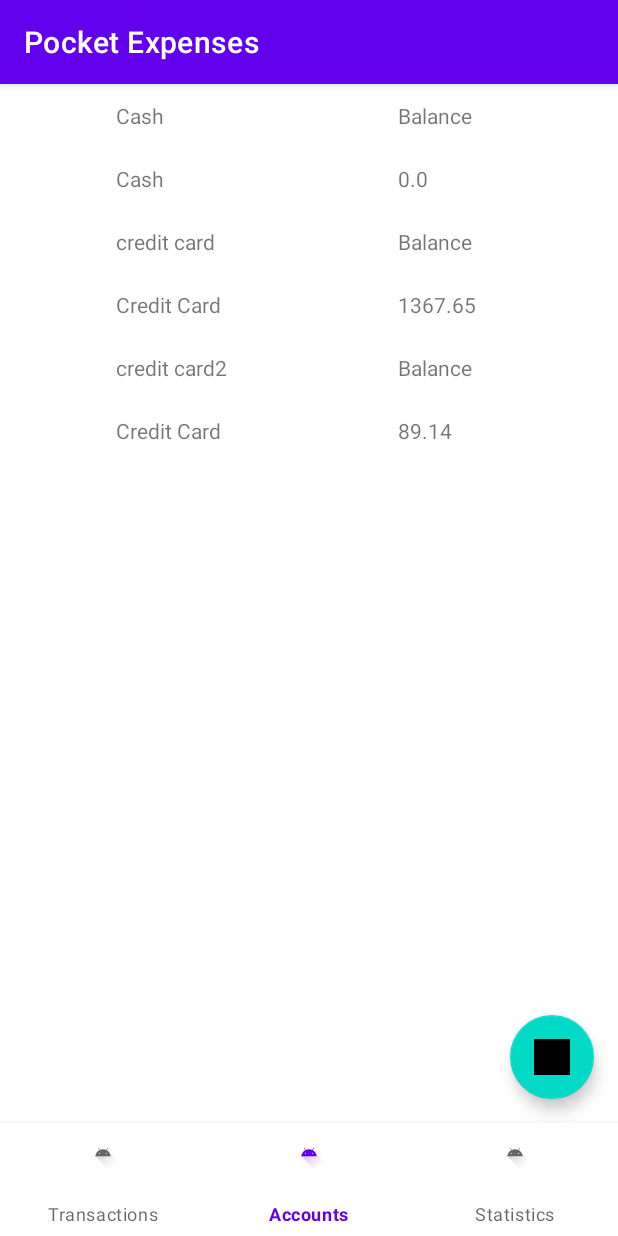
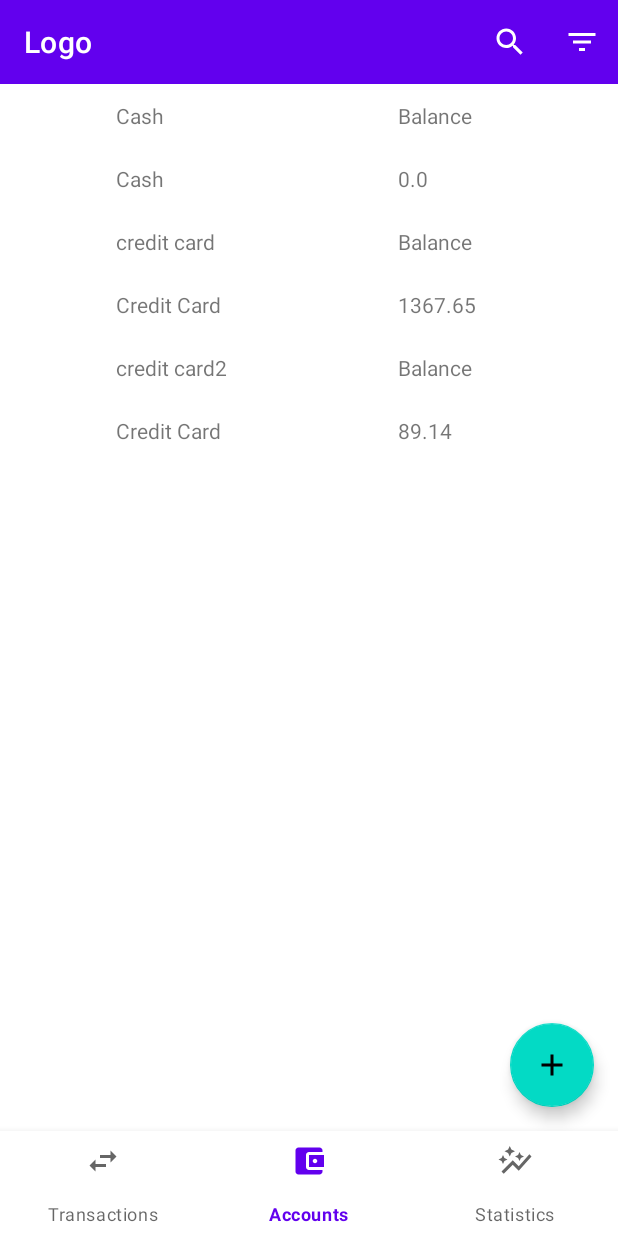
Before and after one commit to magopyan/Pocket-Finances, an Android app: the AccountsActivity screen opened directly, with no data from a screen before it, item 2 of the bottom bar chosen, on a phone screen of 412 x 824 dp. Run offline under Robolectric (Android 15) with nearby library versions, the phone set to English and light mode, and no system bars; our stand-ins replace Room's generated code.

Commit message:
Fixed layout issues; Added top navigation bar

```diff
--- a/Application/PocketExpenses/app/src/main/java/com/example/pocketexpenses/activities/AccountsActivity.java
+++ b/Application/PocketExpenses/app/src/main/java/com/example/pocketexpenses/activities/AccountsActivity.java
@@ -35,28 +35,7 @@ public class AccountsActivity extends AppCompatActivity {
         transaction.add(R.id.fragmentContainer, defaultFragment, "Transactions");
         transaction.commit();
 
-//        binding.bottomNavigationView.setOnItemSelectedListener(item -> {
-//            switch (item.getItemId()) {
-//                case R.id.bottomnav_transactions:
-//                    TransactionsListFragment transactionsFragment = TransactionsListFragment.newInstance();
-//                    transaction.replace(R.id.fragmentContainer, transactionsFragment, "Transactions");
-//                    transaction.commit();
-//                    break;
-//                case R.id.bottomnav_accounts:
-//                    AccountsListFragment accountsFragment = AccountsListFragment.newInstance();
-//                    transaction.replace(R.id.fragmentContainer, accountsFragment, "Accounts");
-//                    transaction.commit();
-//                    break;
-//                case R.id.bottomnav_statistics:
-//                    // navigate to StatisticsFragment
-//                    break;
-//            }
-//            return true;
-//        });
-
-        binding.bottomNavigationView.setOnNavigationItemSelectedListener(new BottomNavigationView.OnNavigationItemSelectedListener() {
-            @Override
-            public boolean onNavigationItemSelected(@NonNull MenuItem item) {
+        binding.bottomNavigationView.setOnItemSelectedListener(item -> {
             switch (item.getItemId()) {
                 case R.id.bottomnav_transactions:
                     TransactionsListFragment transactionsFragment = TransactionsListFragment.newInstance();
@@ -67,7 +46,7 @@ public class AccountsActivity extends AppCompatActivity {
                 case R.id.bottomnav_accounts:
                     AccountsListFragment accountsFragment = AccountsListFragment.newInstance();
                         getSupportFragmentManager().beginTransaction().
-                                replace(R.id.fragmentContainer, accountsFragment, "Transactions").commit();
+                                replace(R.id.fragmentContainer, accountsFragment, "Accounts").commit();
                         binding.bottomNavigationView.getMenu().findItem(R.id.bottomnav_accounts).setChecked(true);
                     break;
                 case R.id.bottomnav_statistics:
@@ -77,8 +56,40 @@ public class AccountsActivity extends AppCompatActivity {
                 default:
                     break;
             }
-                return false;
+            return true;
+        });
+
+        binding.topAppBar.setNavigationOnClickListener(menuItem -> {
+            switch(menuItem.getId()) {
+
             }
         });
+
+//        binding.bottomNavigationView.setOnNavigationItemSelectedListener(new BottomNavigationView.OnNavigationItemSelectedListener() {
+//            @Override
+//            public boolean onNavigationItemSelected(@NonNull MenuItem item) {
+//                switch (item.getItemId()) {
+//                    case R.id.bottomnav_transactions:
+//                        TransactionsListFragment transactionsFragment = TransactionsListFragment.newInstance();
+//                        getSupportFragmentManager().beginTransaction().
+//                                replace(R.id.fragmentContainer, transactionsFragment, "Transactions").commit();
+//                        binding.bottomNavigationView.getMenu().findItem(R.id.bottomnav_transactions).setChecked(true);
+//                        break;
+//                    case R.id.bottomnav_accounts:
+//                        AccountsListFragment accountsFragment = AccountsListFragment.newInstance();
+//                        getSupportFragmentManager().beginTransaction().
+//                                replace(R.id.fragmentContainer, accountsFragment, "Transactions").commit();
+//                        binding.bottomNavigationView.getMenu().findItem(R.id.bottomnav_accounts).setChecked(true);
+//                        break;
+//                    case R.id.bottomnav_statistics:
+//                        // navigate to StatisticsFragment
+//                        binding.bottomNavigationView.getMenu().findItem(R.id.bottomnav_statistics).setChecked(true);
+//                        break;
+//                    default:
+//                        break;
+//                }
+//                return false;
+//            }
+//        });
     }
 }
--- /dev/null
+++ b/Application/PocketExpenses/app/src/main/res/drawable/ic_botnav_accounts.xml
@@ -0,0 +1,10 @@
+<vector xmlns:android="http://schemas.android.com/apk/res/android"
+    android:width="24dp"
+    android:height="24dp"
+    android:viewportWidth="24"
+    android:viewportHeight="24"
+    android:tint="?attr/colorControlNormal">
+  <path
+      android:fillColor="@android:color/white"
+      android:pathData="M21,18v1c0,1.1 -0.9,2 -2,2L5,21c-1.11,0 -2,-0.9 -2,-2L3,5c0,-1.1 0.89,-2 2,-2h14c1.1,0 2,0.9 2,2v1h-9c-1.11,0 -2,0.9 -2,2v8c0,1.1 0.89,2 2,2h9zM12,16h10L22,8L12,8v8zM16,13.5c-0.83,0 -1.5,-0.67 -1.5,-1.5s0.67,-1.5 1.5,-1.5 1.5,0.67 1.5,1.5 -0.67,1.5 -1.5,1.5z"/>
+</vector>
--- /dev/null
+++ b/Application/PocketExpenses/app/src/main/res/drawable/ic_botnav_statistics.xml
@@ -0,0 +1,10 @@
+<vector xmlns:android="http://schemas.android.com/apk/res/android"
+    android:width="24dp"
+    android:height="24dp"
+    android:viewportWidth="24"
+    android:viewportHeight="24"
+    android:tint="?attr/colorControlNormal">
+  <path
+      android:fillColor="@android:color/white"
+      android:pathData="M14.06,9.94L12,9l2.06,-0.94L15,6l0.94,2.06L18,9l-2.06,0.94L15,12L14.06,9.94zM4,14l0.94,-2.06L7,11l-2.06,-0.94L4,8l-0.94,2.06L1,11l2.06,0.94L4,14zM8.5,9l1.09,-2.41L12,5.5L9.59,4.41L8.5,2L7.41,4.41L5,5.5l2.41,1.09L8.5,9zM4.5,20.5l6,-6.01l4,4L23,8.93l-1.41,-1.41l-7.09,7.97l-4,-4L3,19L4.5,20.5z"/>
+</vector>
--- /dev/null
+++ b/Application/PocketExpenses/app/src/main/res/drawable/ic_botnav_transactions.xml
@@ -0,0 +1,9 @@
+<vector xmlns:android="http://schemas.android.com/apk/res/android"
+    android:width="24dp"
+    android:height="24dp"
+    android:viewportWidth="24"
+    android:viewportHeight="24">
+  <path
+      android:fillColor="#FF000000"
+      android:pathData="M21,9L17,5V8H10V10H17V13M7,11L3,15L7,19V16H14V14H7V11Z"/>
+</vector>
--- /dev/null
+++ b/Application/PocketExpenses/app/src/main/res/drawable/ic_fab_plus.xml
@@ -0,0 +1,10 @@
+<vector xmlns:android="http://schemas.android.com/apk/res/android"
+    android:width="24dp"
+    android:height="24dp"
+    android:viewportWidth="24"
+    android:viewportHeight="24"
+    android:tint="?attr/colorControlNormal">
+  <path
+      android:fillColor="@android:color/white"
+      android:pathData="M19,13h-6v6h-2v-6H5v-2h6V5h2v6h6v2z"/>
+</vector>
--- /dev/null
+++ b/Application/PocketExpenses/app/src/main/res/drawable/ic_topnav_filter.xml
@@ -0,0 +1,10 @@
+<vector xmlns:android="http://schemas.android.com/apk/res/android"
+    android:width="24dp"
+    android:height="24dp"
+    android:viewportWidth="24"
+    android:viewportHeight="24"
+    android:tint="?attr/colorControlNormal">
+  <path
+      android:fillColor="@android:color/white"
+      android:pathData="M10,18h4v-2h-4v2zM3,6v2h18L21,6L3,6zM6,13h12v-2L6,11v2z"/>
+</vector>
--- /dev/null
+++ b/Application/PocketExpenses/app/src/main/res/drawable/ic_topnav_search.xml
@@ -0,0 +1,10 @@
+<vector xmlns:android="http://schemas.android.com/apk/res/android"
+    android:width="24dp"
+    android:height="24dp"
+    android:viewportWidth="24"
+    android:viewportHeight="24"
+    android:tint="?attr/colorControlNormal">
+  <path
+      android:fillColor="@android:color/white"
+      android:pathData="M15.5,14h-0.79l-0.28,-0.27C15.41,12.59 16,11.11 16,9.5 16,5.91 13.09,3 9.5,3S3,5.91 3,9.5 5.91,16 9.5,16c1.61,0 3.09,-0.59 4.23,-1.57l0.27,0.28v0.79l5,4.99L20.49,19l-4.99,-5zM9.5,14C7.01,14 5,11.99 5,9.5S7.01,5 9.5,5 14,7.01 14,9.5 11.99,14 9.5,14z"/>
+</vector>
--- a/Application/PocketExpenses/app/src/main/res/layout/activity_accounts.xml
+++ b/Application/PocketExpenses/app/src/main/res/layout/activity_accounts.xml
@@ -7,6 +7,28 @@
     android:layout_height="match_parent"
     tools:context=".MainActivity">
 
+    <androidx.coordinatorlayout.widget.CoordinatorLayout
+        android:id="@+id/topBarContainer"
+        app:layout_constraintTop_toTopOf="parent"
+        android:layout_width="match_parent"
+        android:layout_height="wrap_content">
+
+         <com.google.android.material.appbar.AppBarLayout
+            android:layout_width="match_parent"
+            android:layout_height="wrap_content">
+
+            <com.google.android.material.appbar.MaterialToolbar
+                android:id="@+id/topAppBar"
+                android:layout_width="match_parent"
+                android:layout_height="?attr/actionBarSize"
+                app:title="Logo"
+                app:menu="@menu/top_app_bar_menu"
+                style="@style/Widget.MaterialComponents.Toolbar.Primary"
+            />
+
+        </com.google.android.material.appbar.AppBarLayout>
+    </androidx.coordinatorlayout.widget.CoordinatorLayout>
+
     <FrameLayout
         android:id="@+id/fragmentContainer"
         android:layout_width="match_parent"
@@ -15,12 +37,12 @@
         app:layout_constraintEnd_toEndOf="parent"
         app:layout_constraintHorizontal_bias="0.5"
         app:layout_constraintStart_toStartOf="parent"
-        app:layout_constraintTop_toTopOf="parent" />
+        app:layout_constraintTop_toBottomOf="@id/topBarContainer" />
 
     <com.google.android.material.bottomnavigation.BottomNavigationView
         android:id="@+id/bottomNavigationView"
         android:layout_width="match_parent"
-        android:layout_height="75dp"
+        android:layout_height="70dp"
         app:layout_constraintBottom_toBottomOf="parent"
         app:layout_constraintEnd_toEndOf="parent"
         app:layout_constraintHorizontal_bias="0.5"
--- a/Application/PocketExpenses/app/src/main/res/layout/fragment_accounts_list.xml
+++ b/Application/PocketExpenses/app/src/main/res/layout/fragment_accounts_list.xml
@@ -17,5 +17,5 @@
         android:layout_gravity="bottom|right"
         android:layout_margin="16dp"
         android:contentDescription="Add new account"
-        android:src="@drawable/ic_launcher_background"/>
+        android:src="@drawable/ic_fab_plus"/>
 </FrameLayout>
--- a/Application/PocketExpenses/app/src/main/res/layout/fragment_transactions_list.xml
+++ b/Application/PocketExpenses/app/src/main/res/layout/fragment_transactions_list.xml
@@ -17,5 +17,5 @@
         android:layout_gravity="bottom|right"
         android:layout_margin="16dp"
         android:contentDescription="Add new account"
-        android:src="@drawable/ic_launcher_background"/>
+        android:src="@drawable/ic_fab_plus"/>
 </FrameLayout>
--- a/Application/PocketExpenses/app/src/main/res/menu/bottom_nav_menu.xml
+++ b/Application/PocketExpenses/app/src/main/res/menu/bottom_nav_menu.xml
@@ -4,15 +4,15 @@
         android:id="@+id/bottomnav_transactions"
         android:title="Transactions"
         android:enabled="true"
-        android:icon="@drawable/ic_launcher_foreground"/>
+        android:icon="@drawable/ic_botnav_transactions"/>
     <item
         android:id="@+id/bottomnav_accounts"
         android:title="Accounts"
         android:enabled="true"
-        android:icon="@drawable/ic_launcher_foreground"/>
+        android:icon="@drawable/ic_botnav_accounts"/>
     <item
         android:id="@+id/bottomnav_statistics"
         android:title="Statistics"
         android:enabled="true"
-        android:icon="@drawable/ic_launcher_foreground"/>
+        android:icon="@drawable/ic_botnav_statistics"/>
 </menu>
--- /dev/null
+++ b/Application/PocketExpenses/app/src/main/res/menu/top_app_bar_menu.xml
@@ -0,0 +1,19 @@
+<?xml version="1.0" encoding="utf-8"?>
+<menu xmlns:android="http://schemas.android.com/apk/res/android"
+    xmlns:app="http://schemas.android.com/apk/res-auto">
+
+    <item
+        android:id="@+id/top_search"
+        android:icon="@drawable/ic_topnav_search"
+        android:title="Search"
+        android:contentDescription=""
+        app:showAsAction="ifRoom" />
+
+    <item
+        android:id="@+id/top_sort"
+        android:icon="@drawable/ic_topnav_filter"
+        android:title="Filter"
+        android:contentDescription=""
+        app:showAsAction="ifRoom" />
+
+</menu>
--- a/Application/PocketExpenses/app/src/main/res/values/themes.xml
+++ b/Application/PocketExpenses/app/src/main/res/values/themes.xml
@@ -1,6 +1,6 @@
 <resources xmlns:tools="http://schemas.android.com/tools">
     <!-- Base application theme. -->
-    <style name="Theme.PocketExpenses" parent="Theme.MaterialComponents.DayNight.DarkActionBar">
+    <style name="Theme.PocketExpenses" parent="Theme.MaterialComponents.DayNight.NoActionBar">
         <!-- Primary brand color. -->
         <item name="colorPrimary">@color/purple_500</item>
         <item name="colorPrimaryVariant">@color/purple_700</item>
```
Lines whose indentation alone changed are shown as unchanged.
